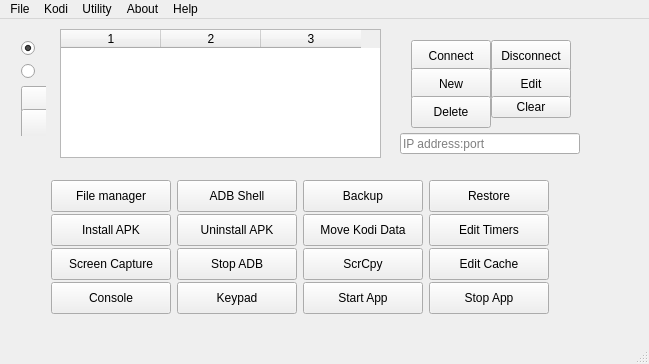
First picture: the form in mainwindow.ui, repository Eliminater74/adblink, before the edit.
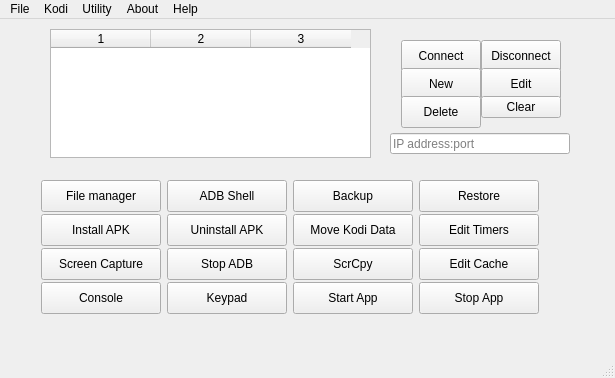
Second picture: the form after the edit.

Commit message: native sort columns added

```diff
--- a/mainwindow.ui
+++ b/mainwindow.ui
@@ -6,8 +6,8 @@
    <rect>
     <x>0</x>
     <y>0</y>
-    <width>649</width>
-    <height>364</height>
+    <width>615</width>
+    <height>378</height>
    </rect>
   </property>
   <property name="sizePolicy">
@@ -83,7 +83,7 @@
    <widget class="QTableWidget" name="deviceTable">
     <property name="geometry">
      <rect>
-      <x>60</x>
+      <x>50</x>
       <y>10</y>
       <width>321</width>
       <height>129</height>
@@ -99,8 +99,8 @@
    <widget class="QWidget" name="mainwindow_layoutWidget">
     <property name="geometry">
      <rect>
-      <x>10</x>
-      <y>10</y>
+      <x>1050</x>
+      <y>40</y>
       <width>36</width>
       <height>107</height>
      </rect>
@@ -172,7 +172,7 @@
    <widget class="QStackedWidget" name="stackedWidget">
     <property name="geometry">
      <rect>
-      <x>20</x>
+      <x>10</x>
       <y>140</y>
       <width>571</width>
       <height>191</height>
@@ -880,7 +880,7 @@
    <widget class="QLineEdit" name="adhocip">
     <property name="geometry">
      <rect>
-      <x>400</x>
+      <x>390</x>
       <y>114</y>
       <width>180</width>
       <height>21</height>
@@ -908,7 +908,7 @@
    <widget class="QWidget" name="mainwindow_layoutWidget_4">
     <property name="geometry">
      <rect>
-      <x>400</x>
+      <x>390</x>
       <y>10</y>
       <width>176</width>
       <height>100</height>
@@ -1084,7 +1084,7 @@
     <rect>
      <x>0</x>
      <y>0</y>
-     <width>649</width>
+     <width>615</width>
      <height>24</height>
     </rect>
    </property>
```
The commit also changes 1 other file.
